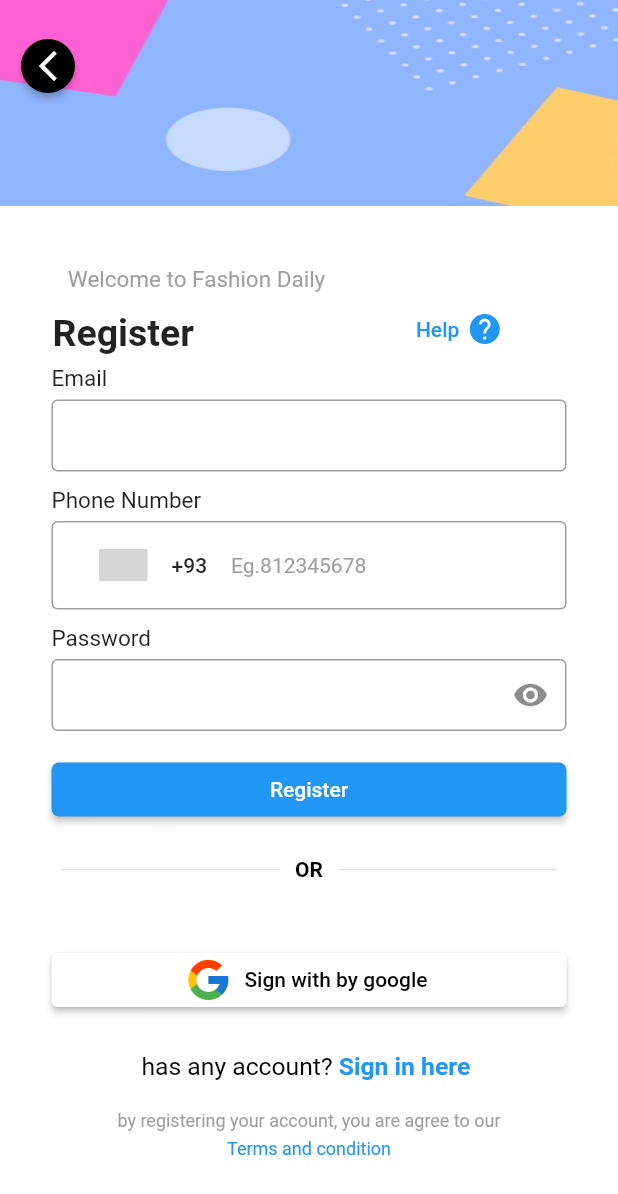
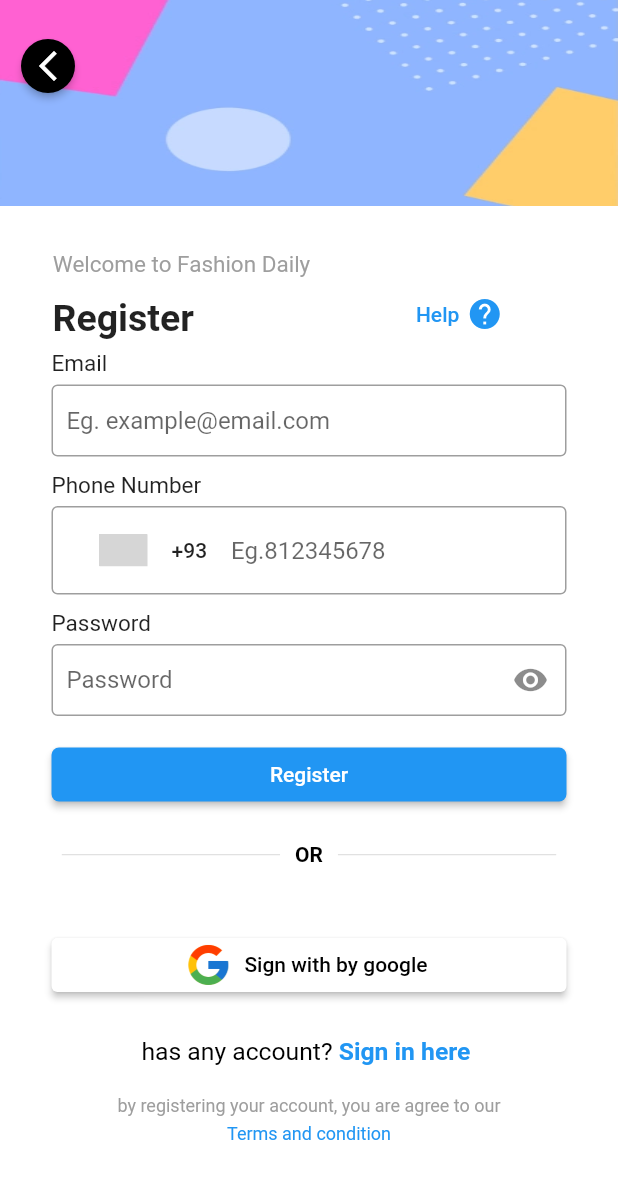
Before and after one commit to Abdelrahmansaeed2/algoriza_flutter_task1, a Flutter app: the Login screen opened directly, after a tap on an icon or button, on a phone screen of 412 x 824 dp. Shown: the top 1194 px of the screen. Run offline on Flutter 3.47's test engine with Material 2 defaults, Android fonts, the phone set to English and light mode, and no system bars; drawn by our look-alikes of country_code_picker; our stand-ins replace flutter_svg, font_awesome_flutter; grey boxes are pictures that could not be loaded.

Commit message:
done change

```diff
--- a/lib/Login/Login.dart
+++ b/lib/Login/Login.dart
@@ -5,9 +5,14 @@ class Login extends StatelessWidget {
   Widgets widgets = Widgets();
   @override
   Widget build(BuildContext context) {
-    return Scaffold(
+
+    return Container(
+
+      child: Scaffold(
         backgroundColor: Colors.white,
+
         body: SingleChildScrollView(
+
           child: Column(
             children: <Widget>[
               Stack(
@@ -33,6 +38,7 @@ class Login extends StatelessWidget {
             ],
           ),
         ),
+      ),
     );
   }
 }
--- a/lib/Register/Registerscreen.dart
+++ b/lib/Register/Registerscreen.dart
@@ -5,7 +5,11 @@ class Register extends StatelessWidget {
   Widgets widgets = Widgets();
   @override
   Widget build(BuildContext context) {
-    return Scaffold(
+
+    return Container(
+
+
+      child: Scaffold(
 
 
         backgroundColor: Colors.white,
@@ -56,6 +60,7 @@ class Register extends StatelessWidget {
             ],
           ),
         ),
+      ),
     );
   }
 }
--- a/lib/onboard/page/onbording.dart
+++ b/lib/onboard/page/onbording.dart
@@ -103,7 +103,7 @@ class _onbording_screenState extends State<onbording_screen> {
                                 ),
                                 Image.asset(
                                   contents[i].image,
-                                  height: 200,
+                                  height: screenSize.height/3.1,
                                 ),
                                 Text(
                                   textAlign: TextAlign.center,
--- a/lib/widgets.dart
+++ b/lib/widgets.dart
@@ -248,19 +248,51 @@ class Widgets {
               ),
             ),
           )
-          , Padding(
-            padding: EdgeInsets.only(right: 250,top: 10),
+          ,    Row(
+
+            children: [
+              Padding(
+                padding: const EdgeInsets.only(top: 5),
                 child:       Text(
                   textAlign: TextAlign.center,
 
                   "Sign in",
                   style: TextStyle(
                       fontSize: 25,
-                fontWeight: FontWeight.bold,
+                      fontWeight: FontWeight.bold
                   ),
                 ),
 
+              )
+              ,
+              Padding(
+                padding: const EdgeInsets.only(left: 150),
+
+
+
+
+                child: TextButton(
+                  onPressed: () {},
+                  child: Row(
+                    mainAxisSize: MainAxisSize.min,
+                    children: [
+                      Text('Help', style: TextStyle(color: Colors.blue)), // <-- Text
+                      SizedBox(
+                        width: 5,
                       ),
+                      Icon( // <-- Icon
+                        Icons.help,
+                        size: 24.0,
+                        color: Colors.blue,
+                      ),
+                    ],
+                  ),
+                ),
+              ),
+
+
+            ],
+          )  ,
           Padding(
             padding: EdgeInsets.only(top: 20),
             child:         Column(
@@ -280,18 +312,11 @@ class Widgets {
                 ),
                 TextFormField(
                   decoration: InputDecoration(
-                      prefixIcon: Row(
-                        children: [
-                          CountryCodePicker(
+                      hintText: "Eg.812345678",
+                      prefixIcon: CountryCodePicker(
                         showCountryOnly: true,
                         showOnlyCountryWhenClosed: false,
                         alignLeft: false,
-                          ),
-                          const Text('Eg.812345678',
-                              style: TextStyle(
-                                color: Colors.grey,
-                              )),
-                        ],
                       ),
                       border: const OutlineInputBorder(
                           borderSide: BorderSide(
@@ -454,11 +479,13 @@ class Widgets {
   }
   Widget buildSignup(context) {
     final screenSize = MediaQuery.of(context).size;
-    return Column(
-      mainAxisAlignment: MainAxisAlignment.center,
+    return Container(
+
+      child: Column(
+        mainAxisAlignment: MainAxisAlignment.start,
         children: [
           Padding(
-          padding: EdgeInsets.only(right: 150,top: 40),
+            padding: EdgeInsets.only(right: 170,top: 30),
             child:       Text(
 
               "Welcome to Fashion Daily",
@@ -527,7 +554,42 @@ class Widgets {
                 children: <Widget>[
                   Column(
                     children: <Widget>[
-                    inputstext(label: "Email"),
+                      Column(
+                        crossAxisAlignment: CrossAxisAlignment.start,
+                        children: <Widget>[
+                          Text(
+                            "Email",
+                            style: TextStyle(
+                                fontSize: 15,
+                                fontWeight: FontWeight.w400,
+                                color:Colors.black87
+                            ),
+
+                          ),
+                          SizedBox(
+                            height: 5,
+                          ),
+                          TextField(
+                            obscureText: true,
+                            decoration: InputDecoration(
+                                hintText: "Eg. example@email.com",
+
+                                contentPadding: EdgeInsets.symmetric(vertical: 0,
+                                    horizontal: 10),
+                                enabledBorder: OutlineInputBorder(
+                                  borderSide: BorderSide(
+                                      color: Colors.grey
+                                  ),
+
+                                ),
+                                border: OutlineInputBorder(
+                                    borderSide: BorderSide(color: Colors.grey)
+                                )
+                            ),
+                          ),
+                          SizedBox(height: 10,)
+                        ],
+                      ),
 
                       Column(
                         crossAxisAlignment: CrossAxisAlignment.start,
@@ -546,18 +608,11 @@ class Widgets {
                           ),
                           TextFormField(
                             decoration: InputDecoration(
-                              prefixIcon: Row(
-                                children: [
-                                  CountryCodePicker(
+                                hintText: "Eg.812345678",
+                                prefixIcon: CountryCodePicker(
                                   showCountryOnly: true,
                                   showOnlyCountryWhenClosed: false,
                                   alignLeft: false,
-                                  ),
-                                  const Text('Eg.812345678',
-                                      style: TextStyle(
-                                        color: Colors.grey,
-                                      )),
-                                ],
                                 ),
                                 border: const OutlineInputBorder(
                                     borderSide: BorderSide(
@@ -589,6 +644,7 @@ class Widgets {
                           TextField(
                             obscureText: true,
                             decoration: InputDecoration(
+                                hintText: "Password",
 
                                 suffixIcon: Icon(Icons.remove_red_eye) ,//icon at tail of input
 
@@ -771,6 +827,7 @@ class Widgets {
 
 
         ],
+      ),
     );
   }
   Widget inputstext({label, obscureText = false})
```
Lines whose indentation alone changed are shown as unchanged.
